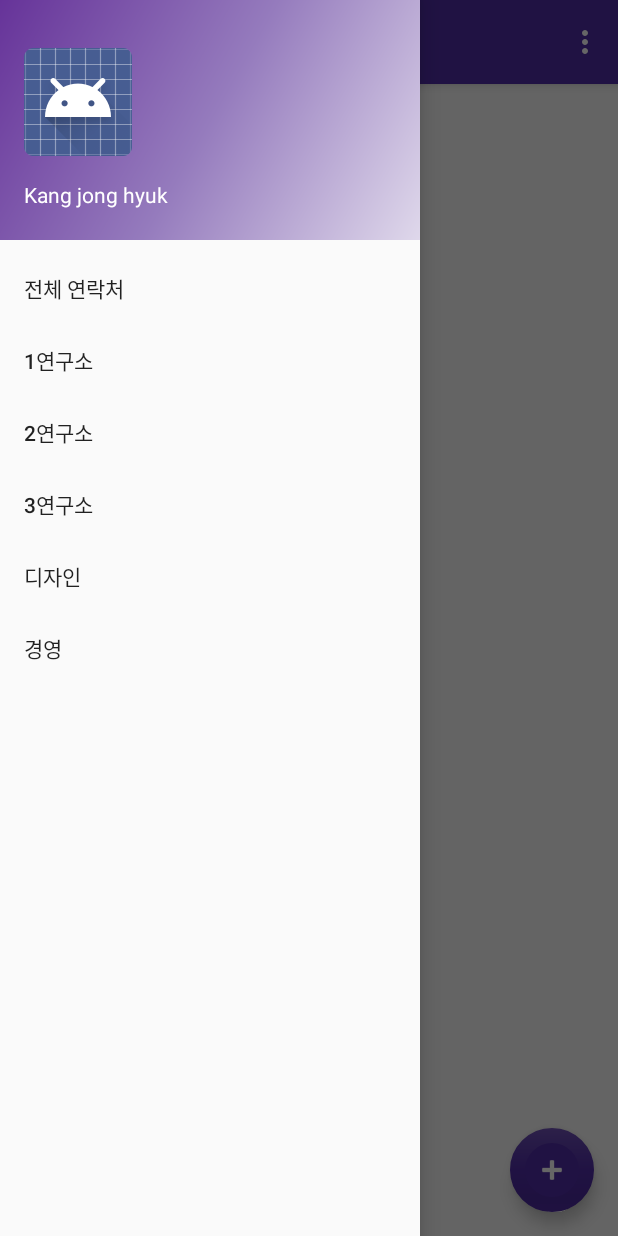
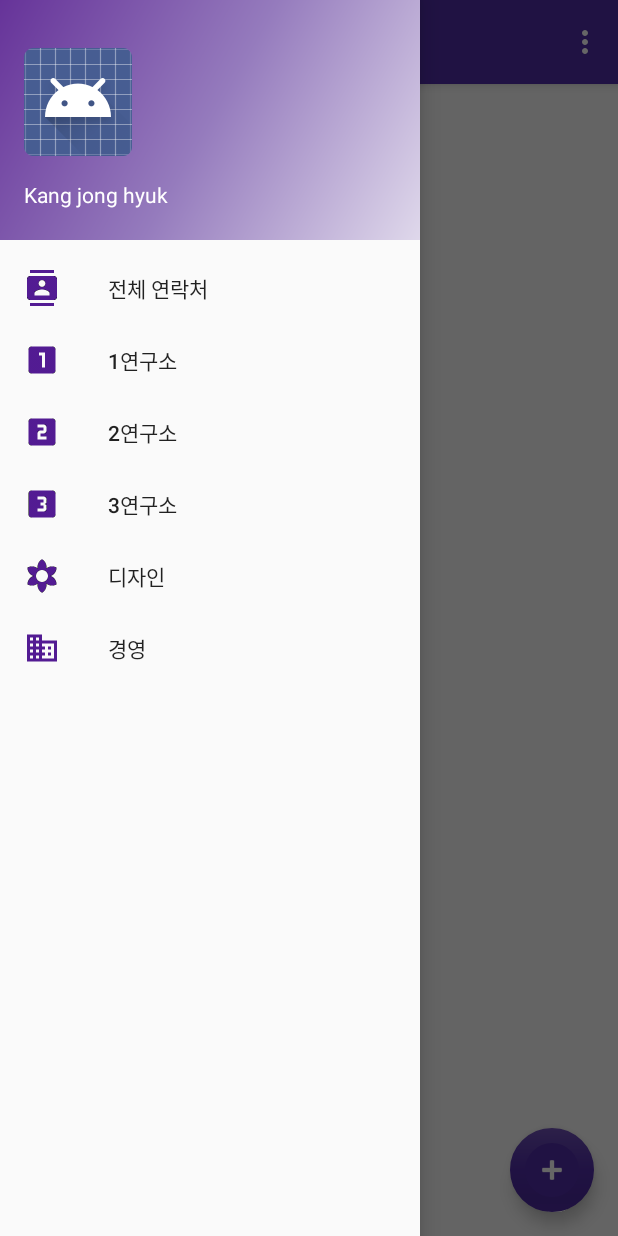
Before and after one commit to jonghyukkang/ContentProviderDB, an Android app: the screen it shows after launch (MainActivity), with the side drawer open, on a phone screen of 412 x 824 dp. Run offline under Robolectric (Android 15) with nearby library versions, the light colour scheme and no system bars.

Commit message:
1차 중간 완료.

```diff
--- a/Practice/RecyclerDB/app/src/main/java/kang/recyclerdb/Activity/MainActivity.java
+++ b/Practice/RecyclerDB/app/src/main/java/kang/recyclerdb/Activity/MainActivity.java
@@ -1,37 +1,21 @@
 package kang.recyclerdb.Activity;
 
-import android.app.LoaderManager;
-import android.content.Loader;
-import android.database.Cursor;
 import android.database.sqlite.SQLiteDatabase;
 import android.os.Bundle;
-import android.support.design.widget.FloatingActionButton;
-import android.support.design.widget.NavigationView;
-import android.support.design.widget.Snackbar;
-import android.support.v4.content.CursorLoader;
-import android.support.v4.view.GravityCompat;
 import android.support.v4.widget.DrawerLayout;
 import android.support.v7.app.ActionBarDrawerToggle;
 import android.support.v7.app.AppCompatActivity;
-import android.support.v7.widget.RecyclerView;
 import android.support.v7.widget.Toolbar;
-import android.util.Log;
-import android.view.LayoutInflater;
-import android.view.View;
 import android.view.Menu;
 import android.view.MenuItem;
-import android.widget.TextView;
-import android.widget.Toast;
 
-import kang.recyclerdb.Adapter.ContractCursorAdapter;
-import kang.recyclerdb.DB.ContractColumns;
 import kang.recyclerdb.DB.DbHelper;
-import kang.recyclerdb.Fragment.ListContractFragment;
-import kang.recyclerdb.HolderView;
 import kang.recyclerdb.R;
 
 public class MainActivity extends AppCompatActivity
 {
+    DbHelper mDbHelper;
+
     @Override
     protected void onCreate(Bundle savedInstanceState) {
         super.onCreate(savedInstanceState);
@@ -39,6 +23,15 @@ public class MainActivity extends AppCompatActivity
 
         Toolbar toolbar = (Toolbar) findViewById(R.id.toolbar);
         setSupportActionBar(toolbar);
+
+        DrawerLayout drawer = (DrawerLayout) findViewById(R.id.drawer_layout);
+        ActionBarDrawerToggle toggle = new ActionBarDrawerToggle(
+                this, drawer, toolbar, R.string.navigation_drawer_open, R.string.navigation_drawer_close);
+        drawer.setDrawerListener(toggle);
+        toggle.syncState();
+
+        mDbHelper = new DbHelper(this);
+
     }
 
     @Override
@@ -51,9 +44,12 @@ public class MainActivity extends AppCompatActivity
     public boolean onOptionsItemSelected(MenuItem item) {
         int id = item.getItemId();
 
-        if (id == R.id.action_settings) {
+        if (id == R.id.action_reset) {
+            SQLiteDatabase db = mDbHelper.getWritableDatabase();
+            mDbHelper.onUpgrade(db,1, 2);
             return true;
         }
+
         return super.onOptionsItemSelected(item);
     }
 }
--- /dev/null
+++ b/Practice/RecyclerDB/app/src/main/java/kang/recyclerdb/Const.java
@@ -0,0 +1,14 @@
+package kang.recyclerdb;
+
+/**
+ * Created by kangjonghyuk on 2016. 7. 19..
+ */
+public interface Const {
+    String QUERY_LAB_1 = "select * from Contract where depart = " + "'Lab 1'" + ";";
+    String QUERY_LAB_2 = "select * from Contract where depart = " + "'Lab 2'" + ";";
+    String QUERY_LAB_3 = "select * from Contract where depart = " + "'Lab 3'" + ";";
+    String QUERY_DESIGN = "select * from Contract where depart = " + "'Design'" + ";";
+    String QUERY_MANAGE = "select * from Contract where depart = " + "'Manage'" + ";";
+    String QUERY_ALL = "select * from Contract;";
+
+}
--- a/Practice/RecyclerDB/app/src/main/java/kang/recyclerdb/DB/DbHelper.java
+++ b/Practice/RecyclerDB/app/src/main/java/kang/recyclerdb/DB/DbHelper.java
@@ -56,11 +56,11 @@ public class DbHelper extends SQLiteOpenHelper {
         db.execSQL("INSERT INTO "+ ContractColumns.TABLE_NAME+" VALUES (null, '김재민', '777', '01023330305', 'kjm@maneullab.com','Lab 3');");
         db.execSQL("INSERT INTO "+ ContractColumns.TABLE_NAME+" VALUES (null, '이용현', '707', '0112830931', 'elrobo@maneullab.com','Lab 3');");
         db.execSQL("INSERT INTO "+ ContractColumns.TABLE_NAME+" VALUES (null, '김성학', '703', '01090536750', 'shkim@maneullab.com','Lab 3');");
-
-
     }
 
     @Override
     public void onUpgrade(SQLiteDatabase db, int oldVersion, int newVersion) {
+        db.execSQL("DROP TABLE IF EXISTS "+ContractColumns.TABLE_NAME);
+        onCreate(db);
     }
 }
--- a/Practice/RecyclerDB/app/src/main/java/kang/recyclerdb/HolderView.java
+++ b/Practice/RecyclerDB/app/src/main/java/kang/recyclerdb/View/HolderView.java
@@ -1,8 +1,10 @@
-package kang.recyclerdb;
+package kang.recyclerdb.View;
 
 import android.support.v7.widget.RecyclerView;
 import android.view.View;
 import android.widget.TextView;
+
+import kang.recyclerdb.R;
 
 /**
  * Created by kangjonghyuk on 2016. 7. 18..
--- a/Practice/RecyclerDB/app/src/main/res/layout/people_info.xml
+++ b/Practice/RecyclerDB/app/src/main/res/layout/people_info.xml
@@ -15,6 +15,7 @@
         android:layout_width="match_parent"
         android:layout_height="wrap_content"
         android:orientation="vertical"
+        android:elevation="8dp"
         android:padding="8dp">
 
         <TextView
--- a/Practice/RecyclerDB/app/src/main/res/menu/activity_main_drawer.xml
+++ b/Practice/RecyclerDB/app/src/main/res/menu/activity_main_drawer.xml
@@ -3,21 +3,27 @@
     <group android:checkableBehavior="single">
         <item
             android:id="@+id/labAll"
+            android:icon="@drawable/ic_contacts_black_24dp"
             android:title="전체 연락처" />
         <item
             android:id="@+id/lab_1"
+            android:icon="@drawable/ic_looks_one_black_24dp"
             android:title="1연구소" />
         <item
             android:id="@+id/lab_2"
+            android:icon="@drawable/ic_looks_two_black_24dp"
             android:title="2연구소" />
         <item
             android:id="@+id/lab_3"
+            android:icon="@drawable/ic_looks_3_black_24dp"
             android:title="3연구소" />
         <item
             android:id="@+id/lab_design"
+            android:icon="@drawable/ic_filter_vintage_black_24dp"
             android:title="디자인" />
         <item
             android:id="@+id/lab_manage"
+            android:icon="@drawable/ic_domain_black_24dp"
             android:title="경영" />
     </group>
 </menu>
--- a/Practice/RecyclerDB/app/src/main/res/menu/menu_main.xml
+++ b/Practice/RecyclerDB/app/src/main/res/menu/menu_main.xml
@@ -2,9 +2,11 @@
     xmlns:app="http://schemas.android.com/apk/res-auto"
     xmlns:tools="http://schemas.android.com/tools"
     tools:context=".Activity.MainActivity">
+
     <item
-        android:id="@+id/action_settings"
+        android:id="@+id/action_reset"
         android:orderInCategory="100"
-        android:title="@string/action_settings"
+        android:title="@string/action_reset"
         app:showAsAction="never" />
+
 </menu>
--- a/Practice/RecyclerDB/app/src/main/res/values/colors.xml
+++ b/Practice/RecyclerDB/app/src/main/res/values/colors.xml
@@ -6,4 +6,6 @@
     <color name="colorWhite">#FFFFFF</color>
     <color name="colorPurple">#512DA8</color>
     <color name="colorMidnightBlue">#003366</color>
+
+
 </resources>
--- a/Practice/RecyclerDB/app/src/main/res/values/strings.xml
+++ b/Practice/RecyclerDB/app/src/main/res/values/strings.xml
@@ -1,6 +1,6 @@
 <resources>
-    <string name="app_name">RecyclerDB</string>
-    <string name="action_settings">Settings</string>
+    <string name="app_name">ManeullabContracts</string>
+    <string name="action_reset">전체 불러오기</string>
 
     <string name="name">이름</string>
     <string name="naesun">내선</string>
```
Also changed, not shown: Practice/RecyclerDB/app/src/main/java/kang/recyclerdb/Adapter/ContractCursorAdapter.java (+24 -2 lines), Practice/RecyclerDB/app/src/main/java/kang/recyclerdb/Fragment/ListContractFragment.java (+23 -13 lines), Practice/RecyclerDB/app/src/main/res/drawable/ic_contacts_black_24dp.png (added), Practice/RecyclerDB/app/src/main/res/drawable/ic_domain_black_24dp.png (added), Practice/RecyclerDB/app/src/main/res/drawable/ic_filter_vintage_black_24dp.png (added), Practice/RecyclerDB/app/src/main/res/drawable/ic_list_black_24dp.png (added), Practice/RecyclerDB/app/src/main/res/drawable/ic_looks_3_black_24dp.png (added), Practice/RecyclerDB/app/src/main/res/drawable/ic_looks_one_black_24dp.png (added), Practice/RecyclerDB/app/src/main/res/drawable/ic_looks_two_black_24dp.png (added).
